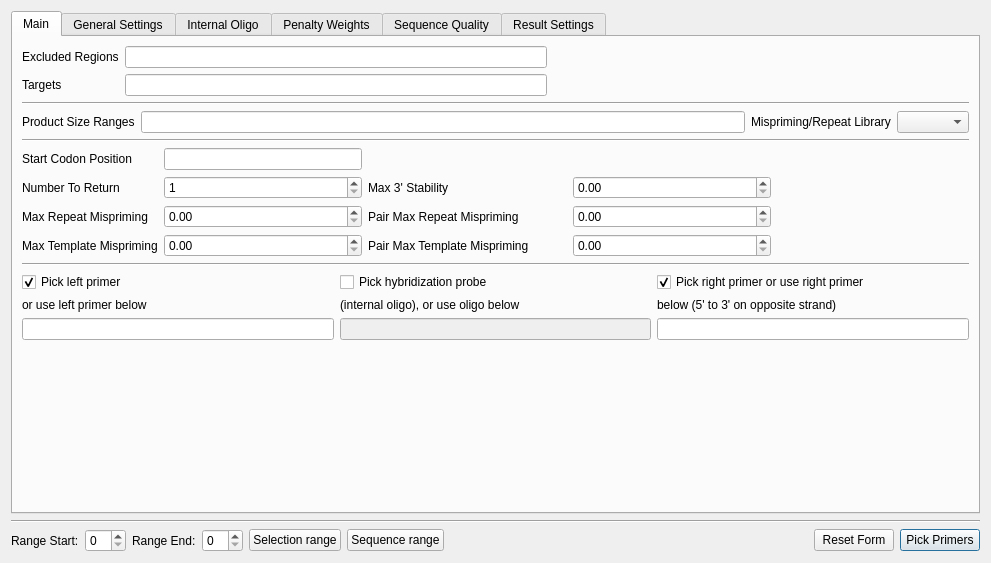
Before: the Qt Designer form src/plugins_3rdparty/primer3/src/ui/Primer3Dialog.ui in violethaze74/ugene, drawn with Qt 5.
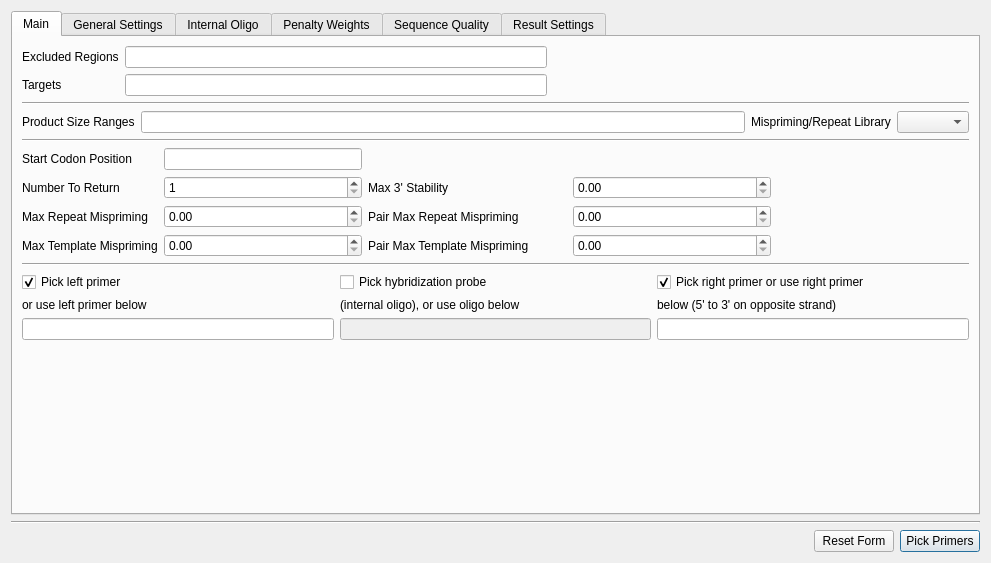
After: the same form once the commit is applied.

Commit message: unify selecting sequence region widget UGENE-269

Patch:
```diff
--- a/src/plugins_3rdparty/primer3/src/ui/Primer3Dialog.ui
+++ b/src/plugins_3rdparty/primer3/src/ui/Primer3Dialog.ui
@@ -2887,52 +2887,7 @@
    <item>
     <layout class="QHBoxLayout" name="horizontalLayout">
      <item>
-      <widget class="QLabel" name="label_10">
-       <property name="text">
-        <string>Range Start:</string>
-       </property>
-      </widget>
-     </item>
-     <item>
-      <widget class="QSpinBox" name="sbRangeStart">
-       <property name="alignment">
-        <set>Qt::AlignLeading|Qt::AlignLeft|Qt::AlignVCenter</set>
-       </property>
-       <property name="accelerated">
-        <bool>true</bool>
-       </property>
-      </widget>
-     </item>
-     <item>
-      <widget class="QLabel" name="label_9">
-       <property name="text">
-        <string>Range End:</string>
-       </property>
-      </widget>
-     </item>
-     <item>
-      <widget class="QSpinBox" name="sbRangeEnd">
-       <property name="alignment">
-        <set>Qt::AlignLeading|Qt::AlignLeft|Qt::AlignVCenter</set>
-       </property>
-       <property name="accelerated">
-        <bool>true</bool>
-       </property>
-      </widget>
-     </item>
-     <item>
-      <widget class="QPushButton" name="pbSelectionRange">
-       <property name="text">
-        <string>Selection range</string>
-       </property>
-      </widget>
-     </item>
-     <item>
-      <widget class="QPushButton" name="pbSequenceRange">
-       <property name="text">
-        <string>Sequence range</string>
-       </property>
-      </widget>
+      <layout class="QHBoxLayout" name="rangeSelectorLayout"/>
      </item>
      <item>
       <spacer name="horizontalSpacer">
```
Left out of the diff: 4 changed lines with no effect on the pictures. The commit also changes 37 other files.
